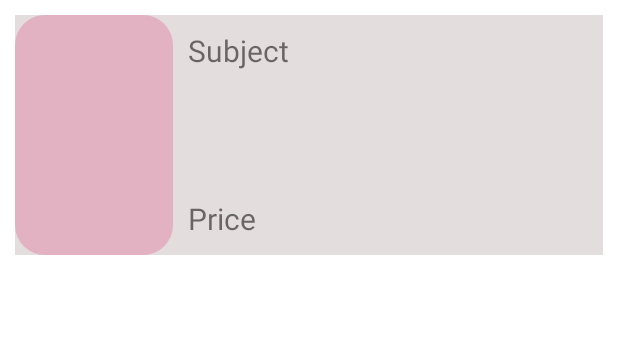
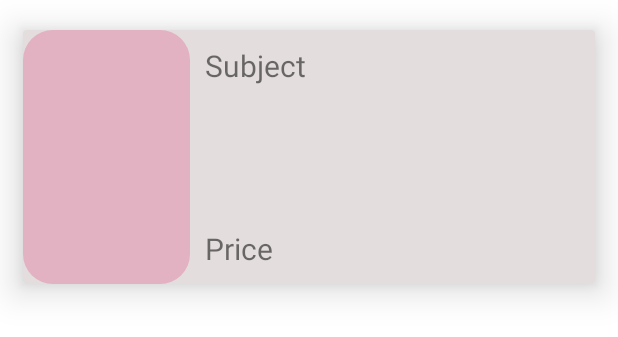
Before and after one commit to Ali-Noghabi/Ap-project-android, an Android app: the layout product_item_view.xml on its own in the app's theme, with its tools: preview values and no code run, on a phone screen of 412 x 824 dp. Shown: the top 337 px of the screen. Run offline under Robolectric (Android 15) with nearby library versions, the phone set to English and light mode, and no system bars.

Commit message:
design product page and edit product item view

```diff
--- a/app/src/main/AndroidManifest.xml
+++ b/app/src/main/AndroidManifest.xml
@@ -12,9 +12,10 @@
         android:supportsRtl="true"
         android:theme="@style/Theme.ApProject"
         android:usesCleartextTraffic="true">
+        <activity android:name=".ProductPage"></activity>
         <activity
             android:name=".SearchViewPage"
-            android:theme="@style/Theme.AppCompat.Light"></activity>
+            android:theme="@style/Theme.AppCompat.Light" />
         <activity android:name=".HomePage" />
         <activity android:name=".SignUpPage" />
         <activity android:name=".LoginPage" />
--- a/app/src/main/java/ir/lucifer/approject/SearchViewPage.java
+++ b/app/src/main/java/ir/lucifer/approject/SearchViewPage.java
@@ -53,7 +53,6 @@ public class SearchViewPage extends AppCompatActivity {
         Call<ArrayList<Product>> call = mainAPI.getProductList();
 
 
-
         call.enqueue(new Callback<ArrayList<Product>>() {
             @Override
             public void onResponse(Call<ArrayList<Product>> call, Response<ArrayList<Product>> response) {
--- a/app/src/main/res/layout/product_item_view.xml
+++ b/app/src/main/res/layout/product_item_view.xml
@@ -1,13 +1,16 @@
-<LinearLayout xmlns:android="http://schemas.android.com/apk/res/android"
-    xmlns:app="http://schemas.android.com/apk/res-auto"
+<?xml version="1.0" encoding="utf-8"?>
+<androidx.cardview.widget.CardView xmlns:android="http://schemas.android.com/apk/res/android"
     xmlns:tools="http://schemas.android.com/tools"
     android:layout_width="match_parent"
-    android:layout_height="160dp"
-    android:layout_margin="10dp"
-    android:background="#E6E4E4"
-    android:orientation="vertical">
+    android:layout_height="wrap_content"
+    xmlns:app="http://schemas.android.com/apk/res-auto"
+    android:layout_marginTop="20dp"
+    android:layout_marginStart="15dp"
+    android:layout_marginEnd="15dp"
+    app:cardElevation="15dp">
 
-    <FrameLayout
+
+<FrameLayout
         android:layout_width="match_parent"
         android:layout_height="match_parent"
         android:background="#E3DDDD"
@@ -20,7 +23,7 @@
 
             <ImageView
                 android:id="@+id/ImageViewPIV"
-                android:layout_width="105dp"
+                android:layout_width="111dp"
                 android:layout_height="match_parent"
                 tools:srcCompat="@drawable/loginbutton" />
 
@@ -34,6 +37,7 @@
                     android:id="@+id/SubjectPIV"
                     android:layout_width="match_parent"
                     android:layout_height="112dp"
+                    android:layout_marginBottom="10dp"
                     android:text="Subject"
                     android:textSize="20sp" />
 
@@ -44,9 +48,10 @@
                     android:text="Price"
                     android:textSize="20sp" />
 
+
             </LinearLayout>
         </LinearLayout>
     </FrameLayout>
 
 
-</LinearLayout>
+</androidx.cardview.widget.CardView >
```
Also changed, not shown: app/src/main/java/ir/lucifer/approject/ProductPage.java (added, +14 -0 lines), app/src/main/res/layout/activity_product_page.xml (added, +123 -0 lines).
